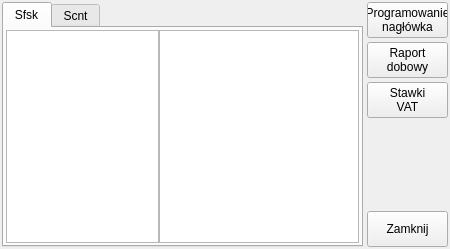
Above: preparingdevicewindow.ui from Kriskus/MemoryTester before the change. Below: the same form after it.
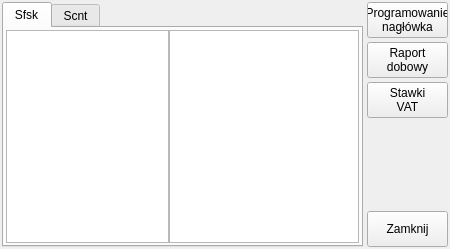
That is the form after the change.

The edit to the form file:
```diff
--- a/preparingdevicewindow.ui
+++ b/preparingdevicewindow.ui
@@ -64,7 +64,7 @@
            <widget class="QTextBrowser" name="textBrowserStaticSfsk">
             <property name="maximumSize">
              <size>
-              <width>210</width>
+              <width>230</width>
               <height>16777215</height>
              </size>
             </property>
```
Left out of the diff: 4 changed lines with no effect on the pictures.
